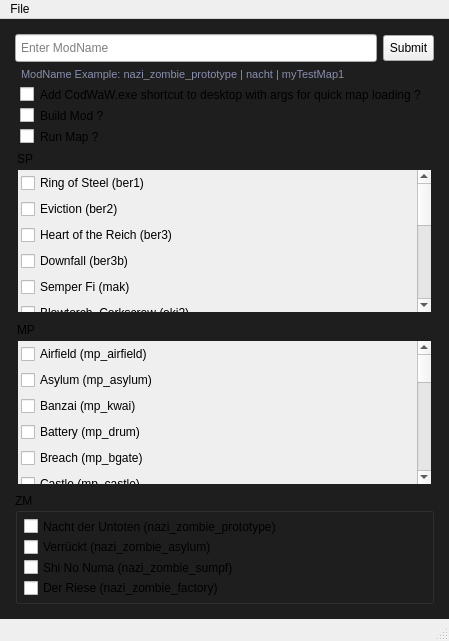
This is Resources/UI/main_window.ui in Phils-Hub-Org/cod_waw.stock_map.script_placer as Qt 5 draws it before an edit. The edited form follows.
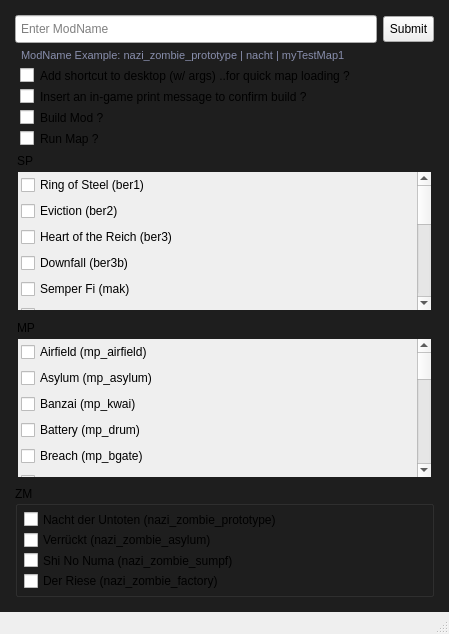
This is the edited form. Icons and pictures are not drawn.

The edit to the form file:
```diff
--- a/Resources/UI/main_window.ui
+++ b/Resources/UI/main_window.ui
@@ -7,19 +7,19 @@
     <x>0</x>
     <y>0</y>
     <width>449</width>
-    <height>641</height>
+    <height>634</height>
    </rect>
   </property>
   <property name="minimumSize">
    <size>
     <width>449</width>
-    <height>641</height>
+    <height>634</height>
    </size>
   </property>
   <property name="maximumSize">
    <size>
     <width>449</width>
-    <height>741</height>
+    <height>734</height>
    </size>
   </property>
   <property name="windowTitle">
@@ -793,7 +793,23 @@
              <string notr="true">QCheckBox {padding-left: 5px;}</string>
             </property>
             <property name="text">
-             <string>Add CodWaW.exe shortcut to desktop with args for quick map loading ?</string>
+             <string>Add shortcut to desktop (w/ args) ..for quick map loading ?</string>
+            </property>
+           </widget>
+          </item>
+          <item>
+           <widget class="QCheckBox" name="insert_ingame_print_msg_cbox">
+            <property name="toolTip">
+             <string>Example of in-game print message:
+'zm_test1 built successfully!'
+
+Currently only available for mode: zm</string>
+            </property>
+            <property name="styleSheet">
+             <string notr="true">QCheckBox {padding-left: 5px;}</string>
+            </property>
+            <property name="text">
+             <string>Insert an in-game print message to confirm build ?</string>
             </property>
            </widget>
           </item>
@@ -1328,29 +1344,6 @@
     <bool>true</bool>
    </property>
   </widget>
-  <widget class="QMenuBar" name="menuBar">
-   <property name="geometry">
-    <rect>
-     <x>0</x>
-     <y>0</y>
-     <width>449</width>
-     <height>29</height>
-    </rect>
-   </property>
-   <property name="defaultUp">
-    <bool>false</bool>
-   </property>
-   <property name="nativeMenuBar">
-    <bool>true</bool>
-   </property>
-   <widget class="QMenu" name="menuFile">
-    <property name="title">
-     <string>File</string>
-    </property>
-    <addaction name="actionAbout"/>
-   </widget>
-   <addaction name="menuFile"/>
-  </widget>
   <action name="actionAbout">
    <property name="text">
     <string>About</string>
```
